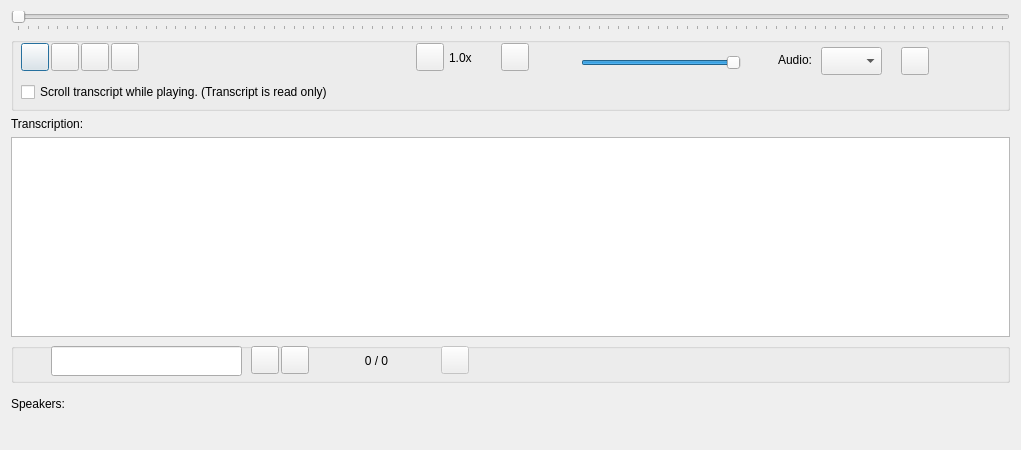
The window that GUI_UIs/ui_dialog_view_av.ui (ccbogel/QualCoder) describes before a commit, drawn with Qt 5.
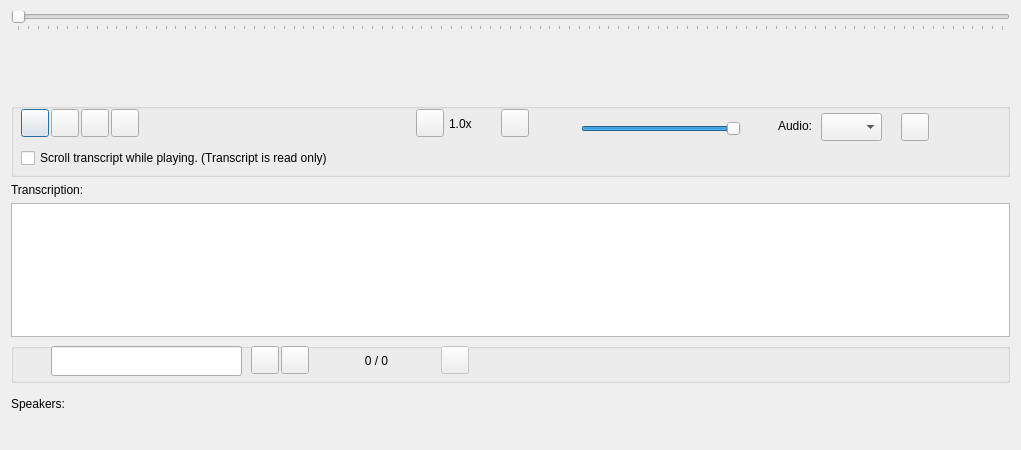
The same window after the commit.

Commit message: added label for waveform

The edit to the form file:
```diff
--- a/GUI_UIs/ui_dialog_view_av.ui
+++ b/GUI_UIs/ui_dialog_view_av.ui
@@ -10,6 +10,12 @@
     <height>450</height>
    </rect>
   </property>
+  <property name="maximumSize">
+   <size>
+    <width>1021</width>
+    <height>16777215</height>
+   </size>
+  </property>
   <property name="windowTitle">
    <string>View Audio Video</string>
   </property>
@@ -484,6 +490,25 @@
      </property>
     </widget>
    </item>
+   <item row="1" column="0">
+    <widget class="QLabel" name="label_waveform">
+     <property name="minimumSize">
+      <size>
+       <width>0</width>
+       <height>60</height>
+      </size>
+     </property>
+     <property name="maximumSize">
+      <size>
+       <width>16777215</width>
+       <height>60</height>
+      </size>
+     </property>
+     <property name="text">
+      <string/>
+     </property>
+    </widget>
+   </item>
   </layout>
  </widget>
  <tabstops>
```
